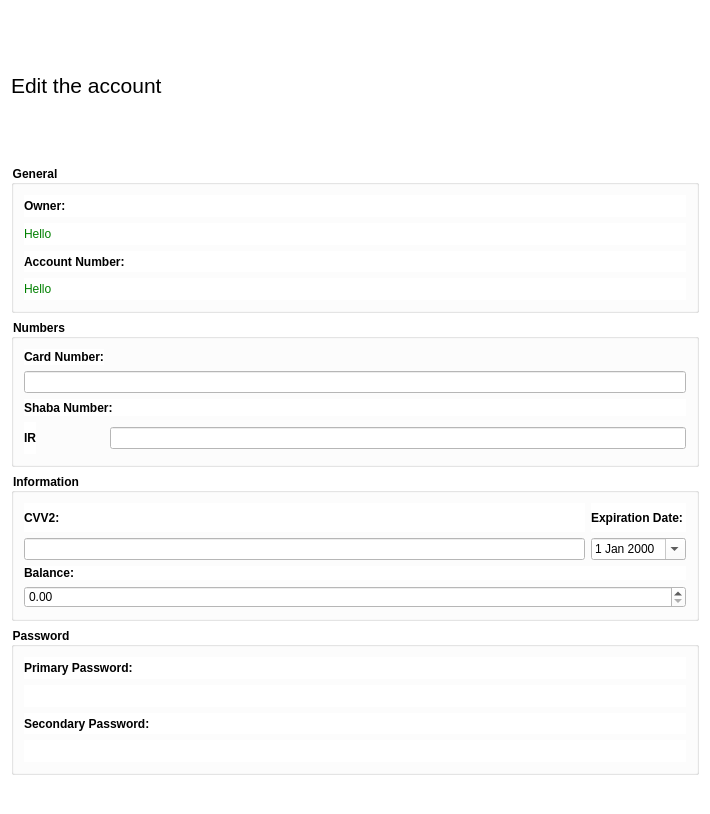
The window that ui/dialogs/accounteditor.ui (amirmohsen1384/transaction) describes before a commit, drawn with Qt 5.
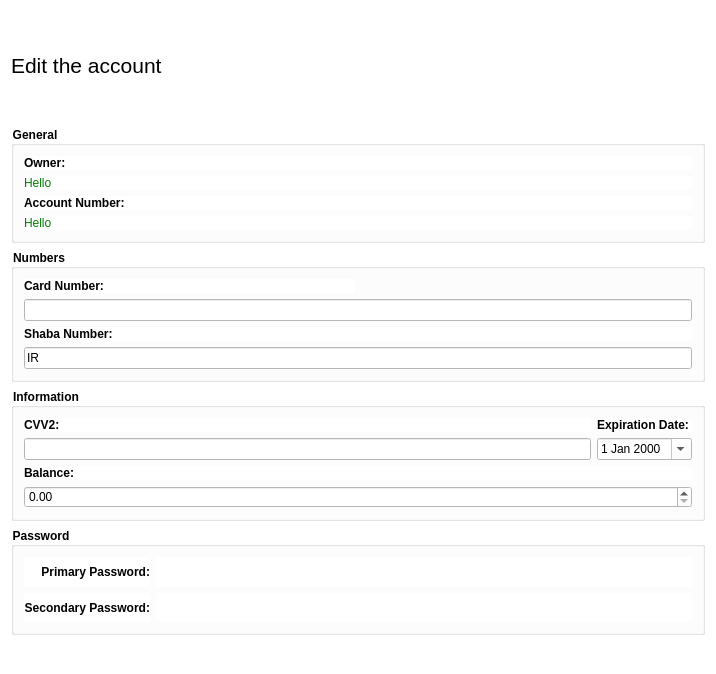
The same window after the commit. Icons and pictures are not drawn. Custom widgets are drawn as their Qt base class.

Commit message: Fixed some problems in the account editor

Diff of the .ui file:
```diff
--- a/ui/dialogs/accounteditor.ui
+++ b/ui/dialogs/accounteditor.ui
@@ -6,8 +6,8 @@
    <rect>
     <x>0</x>
     <y>0</y>
-    <width>710</width>
-    <height>814</height>
+    <width>716</width>
+    <height>674</height>
    </rect>
   </property>
   <property name="windowTitle">
@@ -157,30 +157,16 @@
         </property>
        </widget>
       </item>
-      <item row="3" column="1" rowspan="2">
-       <widget class="QLineEdit" name="shabaNumberEdit"/>
-      </item>
-      <item row="3" column="0" rowspan="2">
-       <widget class="QLabel" name="shabaNumberPrefixLabel">
-        <property name="sizePolicy">
-         <sizepolicy hsizetype="Fixed" vsizetype="Preferred">
-          <horstretch>0</horstretch>
-          <verstretch>0</verstretch>
-         </sizepolicy>
-        </property>
-        <property name="font">
-         <font>
-          <bold>true</bold>
-         </font>
-        </property>
-        <property name="text">
-         <string>IR</string>
-        </property>
-       </widget>
-      </item>
       <item row="1" column="0" colspan="2">
        <widget class="QLineEdit" name="cardNumberEdit"/>
       </item>
+      <item row="3" column="0" rowspan="2" colspan="2">
+       <widget class="QLineEdit" name="shabaNumberEdit">
+        <property name="inputMask">
+         <string>IR999999999999999999999999</string>
+        </property>
+       </widget>
+      </item>
      </layout>
     </widget>
    </item>
@@ -282,9 +268,6 @@
       <property name="bottomMargin">
        <number>10</number>
       </property>
-      <item row="1" column="0">
-       <widget class="PasswordEdit" name="primaryPasswordEdit" native="true"/>
-      </item>
       <item row="0" column="0">
        <widget class="QLabel" name="primaryPasswordLabel">
         <property name="font">
@@ -295,9 +278,22 @@
         <property name="text">
          <string>Primary Password:</string>
         </property>
+        <property name="alignment">
+         <set>Qt::AlignmentFlag::AlignRight|Qt::AlignmentFlag::AlignTrailing|Qt::AlignmentFlag::AlignVCenter</set>
+        </property>
        </widget>
       </item>
-      <item row="2" column="0">
+      <item row="0" column="1">
+       <widget class="PasswordEdit" name="primaryPasswordEdit" native="true">
+        <property name="sizePolicy">
+         <sizepolicy hsizetype="MinimumExpanding" vsizetype="Preferred">
+          <horstretch>0</horstretch>
+          <verstretch>0</verstretch>
+         </sizepolicy>
+        </property>
+       </widget>
+      </item>
+      <item row="1" column="0">
        <widget class="QLabel" name="secondaryPasswordLabel">
         <property name="font">
          <font>
@@ -307,10 +303,20 @@
         <property name="text">
          <string>Secondary Password:</string>
         </property>
+        <property name="alignment">
+         <set>Qt::AlignmentFlag::AlignRight|Qt::AlignmentFlag::AlignTrailing|Qt::AlignmentFlag::AlignVCenter</set>
+        </property>
        </widget>
       </item>
-      <item row="3" column="0">
-       <widget class="PasswordEdit" name="secondaryPasswordEdit" native="true"/>
+      <item row="1" column="1">
+       <widget class="PasswordEdit" name="secondaryPasswordEdit" native="true">
+        <property name="sizePolicy">
+         <sizepolicy hsizetype="MinimumExpanding" vsizetype="Preferred">
+          <horstretch>0</horstretch>
+          <verstretch>0</verstretch>
+         </sizepolicy>
+        </property>
+       </widget>
       </item>
      </layout>
     </widget>
```
Left out of the diff: 2 changed lines with no effect on the pictures.
